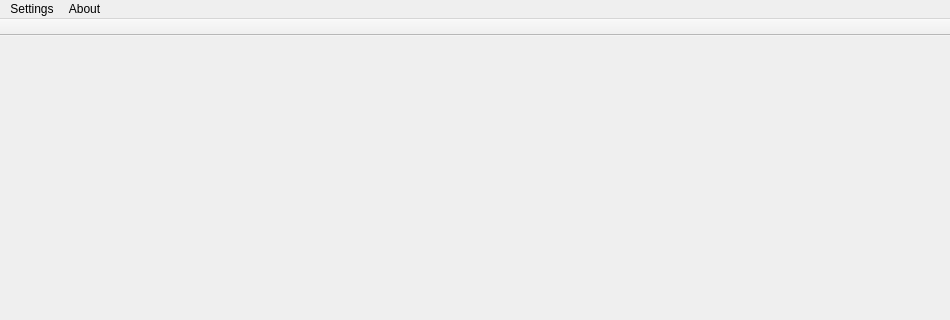
Before: the Qt Designer form Gui/MainWindow.ui in fxdeniz/NeSync, drawn with Qt 5; both pictures show x 0 to 950 and y 0 to 320 of the 950 by 647 pixel window.
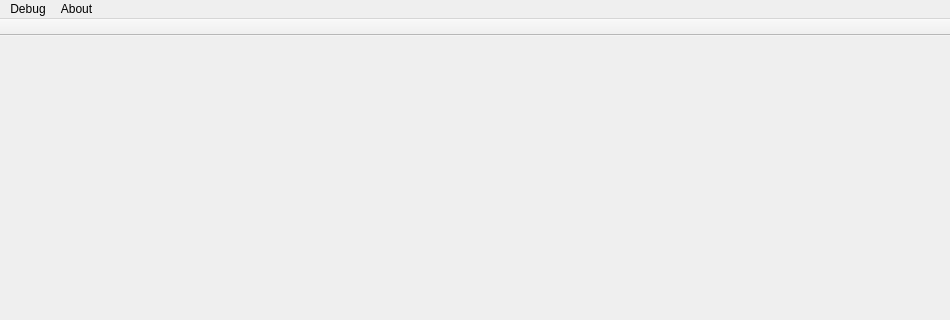
After: the same form once the commit is applied.

Diff of the .ui file:
```diff
--- a/Gui/MainWindow.ui
+++ b/Gui/MainWindow.ui
@@ -54,12 +54,12 @@
      <x>0</x>
      <y>0</y>
      <width>950</width>
-     <height>23</height>
+     <height>21</height>
     </rect>
    </property>
-   <widget class="QMenu" name="menuSettings">
+   <widget class="QMenu" name="menuDebug">
     <property name="title">
-     <string>Settings</string>
+     <string>Debug</string>
     </property>
    </widget>
    <widget class="QMenu" name="menuAbout">
@@ -70,7 +70,7 @@
     <addaction name="menuAction_AboutApp"/>
     <addaction name="menuAction_AboutQt"/>
    </widget>
-   <addaction name="menuSettings"/>
+   <addaction name="menuDebug"/>
    <addaction name="menuAbout"/>
   </widget>
   <action name="tab1Action_SelectAll">
```
Left out of the diff: 12 changed lines with no effect on the pictures.
